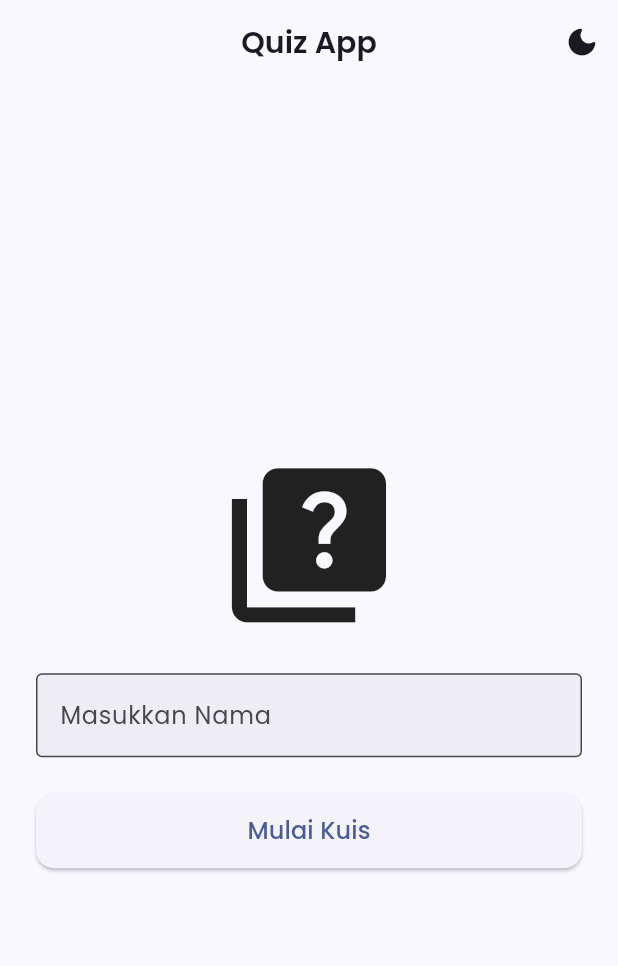
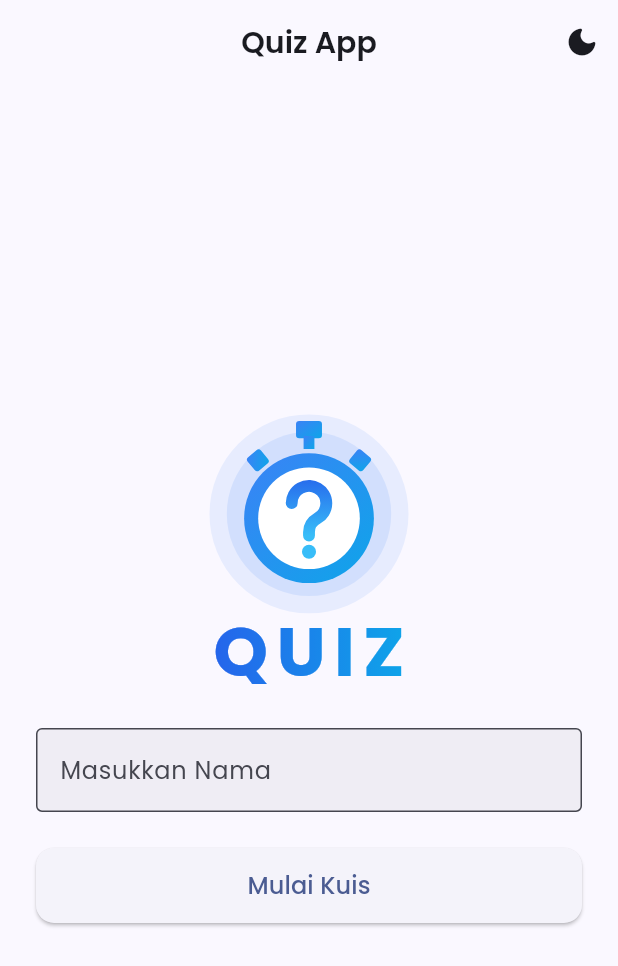
Before and after one commit to MutiaSidabutar/App_Quiz_UTS, a Flutter app: the screen it shows after launch, on a phone screen of 412 x 824 dp. Shown: the top 966 px of the screen. Run offline on Flutter 3.47's test engine with Material 3 defaults, Android fonts, the phone set to English and light mode, and no system bars; our stand-ins replace flutter_svg.

Commit message:
feat: aset logo & ilustrasi SVG serta utilitas ukuran responsif
- Logo stopwatch + tanda tanya, trofi, dan 4 ilustrasi kategori (SVG)
- flutter_svg untuk merender aset; widget AppLogo reusable
- Extension Responsive (rw/rh/sp, breakpoint mobile/tablet/desktop)
- Widget ResponsiveCenter untuk membatasi lebar konten di tablet/web

```diff
--- a/lib/screens/home_screen.dart
+++ b/lib/screens/home_screen.dart
@@ -1,6 +1,8 @@
 import 'package:flutter/material.dart';
 import 'package:provider/provider.dart';
 import '../providers/quiz_provider.dart';
+import '../utils/responsive.dart';
+import '../widgets/app_logo.dart';
 import '../widgets/primary_button.dart';
 import '../widgets/theme_toggle_button.dart';
 
@@ -35,8 +37,8 @@ class _HomeScreenState extends State<HomeScreen> {
         child: Column(
           mainAxisAlignment: MainAxisAlignment.center,
           children: [
-            Icon(Icons.quiz, size: MediaQuery.of(context).size.width * 0.3),
-            const SizedBox(height: 24),
+            const AppLogo(sizeFactor: 0.35),
+            SizedBox(height: context.sp(24)),
             TextField(
               controller: _nameController,
               decoration: const InputDecoration(
--- /dev/null
+++ b/lib/widgets/app_logo.dart
@@ -0,0 +1,44 @@
+import 'package:flutter/material.dart';
+import 'package:flutter_svg/flutter_svg.dart';
+import '../utils/responsive.dart';
+
+/// Logo aplikasi: stopwatch + tanda tanya, dengan teks "QUIZ" opsional.
+class AppLogo extends StatelessWidget {
+  /// Ukuran logo sebagai fraksi dari sisi terpendek layar.
+  final double sizeFactor;
+  final bool showText;
+
+  const AppLogo({super.key, this.sizeFactor = 0.4, this.showText = true});
+
+  @override
+  Widget build(BuildContext context) {
+    final size = context.screenSize.shortestSide * sizeFactor;
+    return Column(
+      mainAxisSize: MainAxisSize.min,
+      children: [
+        SvgPicture.asset(
+          'assets/images/logo.svg',
+          width: size,
+          height: size,
+          semanticsLabel: 'Logo Quiz App',
+        ),
+        if (showText)
+          ShaderMask(
+            shaderCallback: (bounds) => const LinearGradient(
+              colors: [Color(0xFF2563EB), Color(0xFF0EA5E9)],
+            ).createShader(bounds),
+            child: Text(
+              'QUIZ',
+              style: TextStyle(
+                color: Colors.white,
+                fontSize: size * 0.32,
+                fontWeight: FontWeight.w700,
+                letterSpacing: size * 0.04,
+                height: 1.1,
+              ),
+            ),
+          ),
+      ],
+    );
+  }
+}
--- a/pubspec.yaml
+++ b/pubspec.yaml
@@ -11,6 +11,7 @@ dependencies:
   flutter:
     sdk: flutter
   provider: ^6.1.2          # state management
+  flutter_svg: ^2.0.10      # render logo & ilustrasi SVG
   cupertino_icons: ^1.0.8
 
 dev_dependencies:
@@ -20,6 +21,9 @@ dev_dependencies:
 
 flutter:
   uses-material-design: true
+
+  assets:
+    - assets/images/
 
   fonts:
     - family: Poppins
```
Also changed, not shown: lib/utils/responsive.dart (added, +46 -0 lines), lib/widgets/responsive_center.dart (added, +25 -0 lines), assets/images/cat_geo.svg (added), assets/images/cat_history.svg (added), assets/images/cat_science.svg (added), assets/images/cat_tech.svg (added), assets/images/logo.svg (added), assets/images/trophy.svg (added), pubspec.lock, 2 other files.
